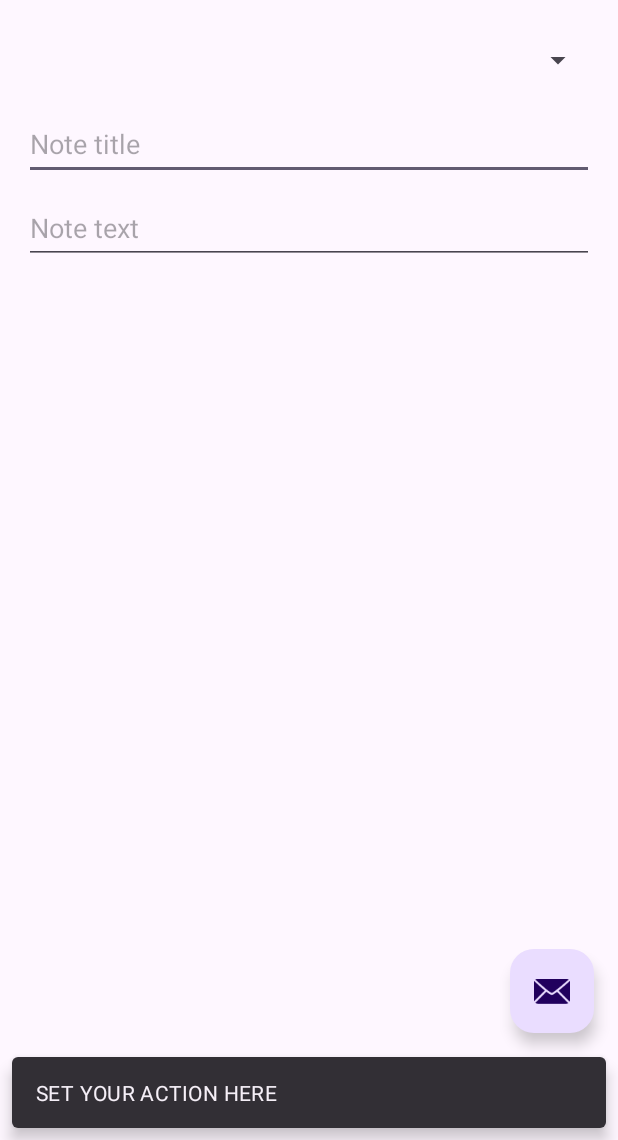
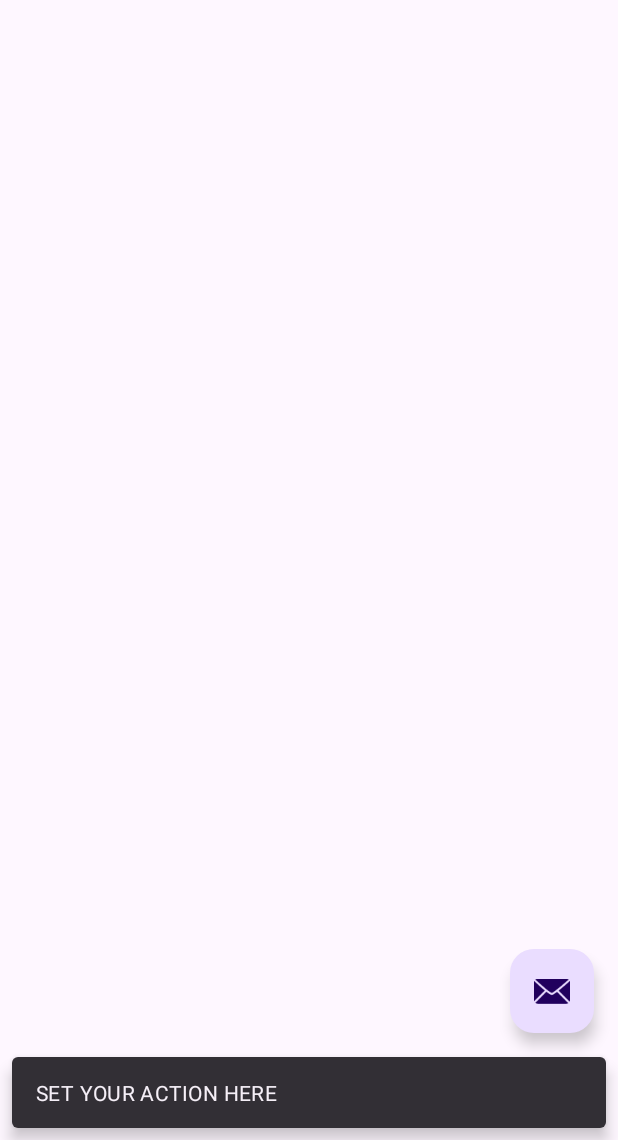
Before and after one commit to mohsinaliayub/notekeeper-android-java, an Android app: the screen it shows after launch (NoteActivity), after a tap on "increase text value", on a phone screen of 412 x 824 dp, the part 96-1236 px from its top. Run offline under Robolectric (Android 15) with nearby library versions, the phone set to English and light mode, and no system bars.

Commit message:
choosing ConstraintLayout for our note ui

```diff
--- a/app/src/main/res/layout/content_note.xml
+++ b/app/src/main/res/layout/content_note.xml
@@ -1,5 +1,5 @@
 <?xml version="1.0" encoding="utf-8"?>
-<RelativeLayout
+<androidx.constraintlayout.widget.ConstraintLayout
     xmlns:android="http://schemas.android.com/apk/res/android"
     xmlns:app="http://schemas.android.com/apk/res-auto"
     xmlns:tools="http://schemas.android.com/tools"
@@ -7,58 +7,4 @@
     android:layout_height="match_parent"
     app:layout_behavior="@string/appbar_scrolling_view_behavior"
     tools:context=".NoteActivity"
-    tools:showIn="@layout/activity_note">
-
-<!--    <TextView-->
-<!--        android:id="@+id/text_value"-->
-<!--        android:layout_width="wrap_content"-->
-<!--        android:layout_height="wrap_content"-->
-<!--        android:text="@string/app_name"-->
-<!--        app:layout_constraintBottom_toBottomOf="parent"-->
-<!--        app:layout_constraintLeft_toLeftOf="parent"-->
-<!--        app:layout_constraintRight_toRightOf="parent"-->
-<!--        app:layout_constraintTop_toTopOf="parent" />-->
-
-
-    <Spinner
-        android:id="@+id/spinner_courses"
-        android:layout_width="match_parent"
-        android:layout_height="48dp"
-        android:layout_alignParentStart="true"
-        android:layout_alignParentTop="true"
-        android:layout_alignParentEnd="true"
-        android:layout_marginTop="@dimen/fab_margin"
-        android:layout_marginStart="@dimen/fab_margin"
-        android:layout_marginEnd="@dimen/fab_margin" />
-
-    <EditText
-        android:id="@+id/text_note_title"
-        android:layout_width="wrap_content"
-        android:layout_height="wrap_content"
-        android:layout_below="@id/spinner_courses"
-        android:layout_alignStart="@id/spinner_courses"
-        android:layout_alignEnd="@id/spinner_courses"
-        android:layout_marginTop="8dp"
-        android:ems="10"
-        android:hint="Note title"
-        android:importantForAutofill="no"
-        android:inputType="textMultiLine"
-        android:minHeight="48dp"
-        tools:ignore="VisualLintTextFieldSize" />
-
-    <EditText
-        android:id="@+id/text_note_text"
-        android:layout_width="wrap_content"
-        android:layout_height="wrap_content"
-        android:layout_below="@id/text_note_title"
-        android:layout_alignStart="@id/spinner_courses"
-        android:layout_alignEnd="@id/spinner_courses"
-        android:layout_marginTop="8dp"
-        android:ems="10"
-        android:hint="Note text"
-        android:importantForAutofill="no"
-        android:inputType="textMultiLine"
-        android:minHeight="48dp"
-        tools:ignore="VisualLintTextFieldSize" />
-
-</RelativeLayout>
+    tools:showIn="@layout/activity_note"/>
```
